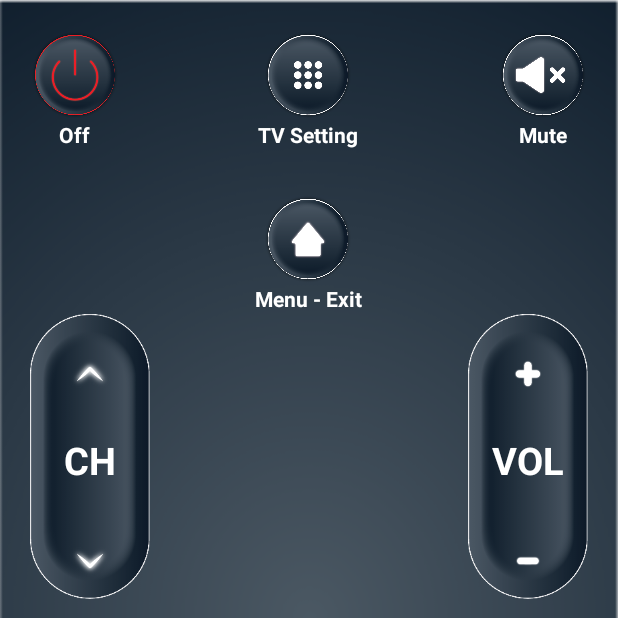
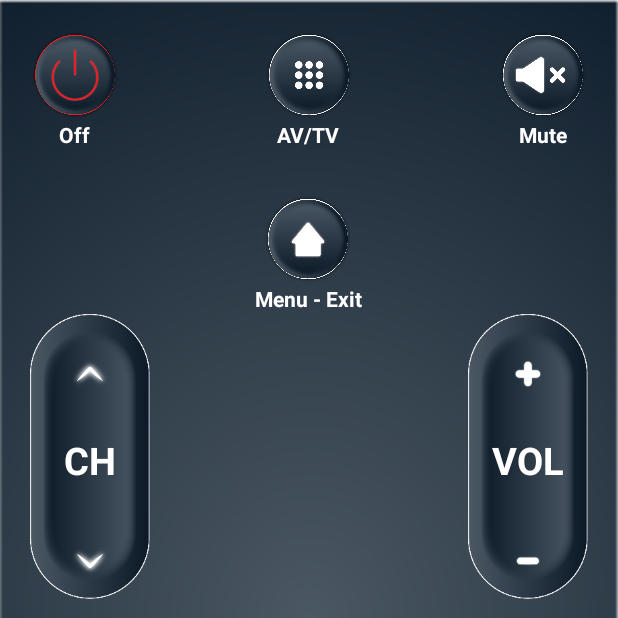
Before and after one commit to amantausif2003/Universal-tv, an Android app: the SonyRemote screen opened directly, with no data from a screen before it, on a phone screen of 412 x 824 dp, the top half of it. Run offline under Robolectric (Android 15) with nearby library versions, the phone set to English and light mode, and no system bars; Roboto replaces fonts that are not available here.

Commit message:
under_dev

```diff
--- a/app/build.gradle
+++ b/app/build.gradle
@@ -10,6 +10,7 @@ plugins {
 android {
 
     signingConfigs {
+
         config {
 
             storeFile file('D:\\ca_app\\Universal-tv\\app\\jks\\remoter-keystore.jks')
--- a/app/src/main/java/com/remote/control/allsmarttv/Activities/ir/SonyRemote.java
+++ b/app/src/main/java/com/remote/control/allsmarttv/Activities/ir/SonyRemote.java
@@ -35,6 +35,7 @@ public class SonyRemote extends AppCompatActivity {
             "0000 0068 0000 000d 0060 0018 0030 0018 0018 0018 0030 0018 0018 0018 0030 0018 0030 0018 0030 0018 0030 0018 0018 0018 0018 0018 0018 0018 0018 03de";
     private final static String CMD_TV_MENU =
             "0000 0068 0000 000d 0060 0018 0018 0018 0018 0018 0018 0018 0018 0018 0018 0018 0030 0018 0030 0018 0030 0018 0018 0018 0018 0018 0018 0018 0018 0422";
+
     private String TAG = "SonyRemote";
 
     private final static String CMD_TV_LEFT =
@@ -55,6 +56,7 @@ public class SonyRemote extends AppCompatActivity {
     private Vibrator vibe;
     MediaPlayer mp;
 
+
     @Override
     protected void onCreate(Bundle savedInstanceState) {
         super.onCreate(savedInstanceState);
@@ -63,8 +65,6 @@ public class SonyRemote extends AppCompatActivity {
         if (this.getSupportActionBar() != null) {
             getSupportActionBar().hide();
         }
-        /*RelativeLayout mAdView = findViewById(R.id.adView);
-        loadBannerAds(mAdView);*/
         irManager = (ConsumerIrManager) getSystemService(CONSUMER_IR_SERVICE);
 
         vibe = (Vibrator) getSystemService(Context.VIBRATOR_SERVICE);
--- a/app/src/main/res/layout/activity_sony_remote.xml
+++ b/app/src/main/res/layout/activity_sony_remote.xml
@@ -58,7 +58,7 @@
                 android:id="@+id/tv_menu"
                 android:layout_width="wrap_content"
                 android:layout_height="wrap_content"
-                android:text="@string/menu"
+                android:text="AV/TV"
                 android:textColor="@color/white"
                 android:textSize="14sp"
                 android:textStyle="bold" />
```
Also changed, not shown: app/src/main/java/com/remote/control/allsmarttv/Activities/FirstActivity.kt (+3 -4 lines), gradle/wrapper/gradle-wrapper.properties.
